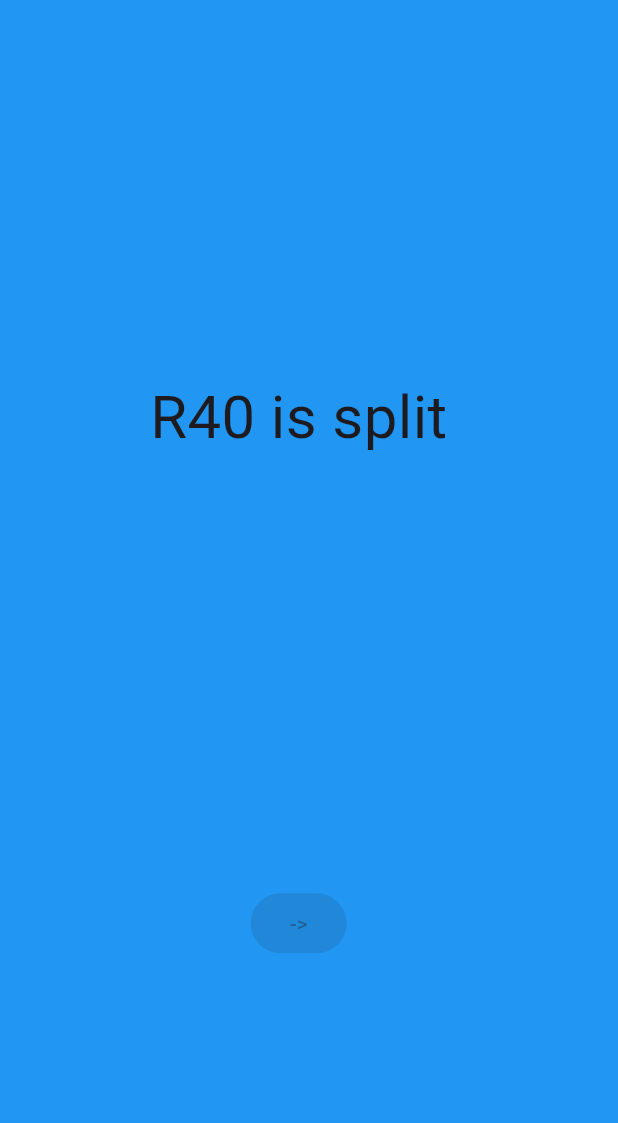
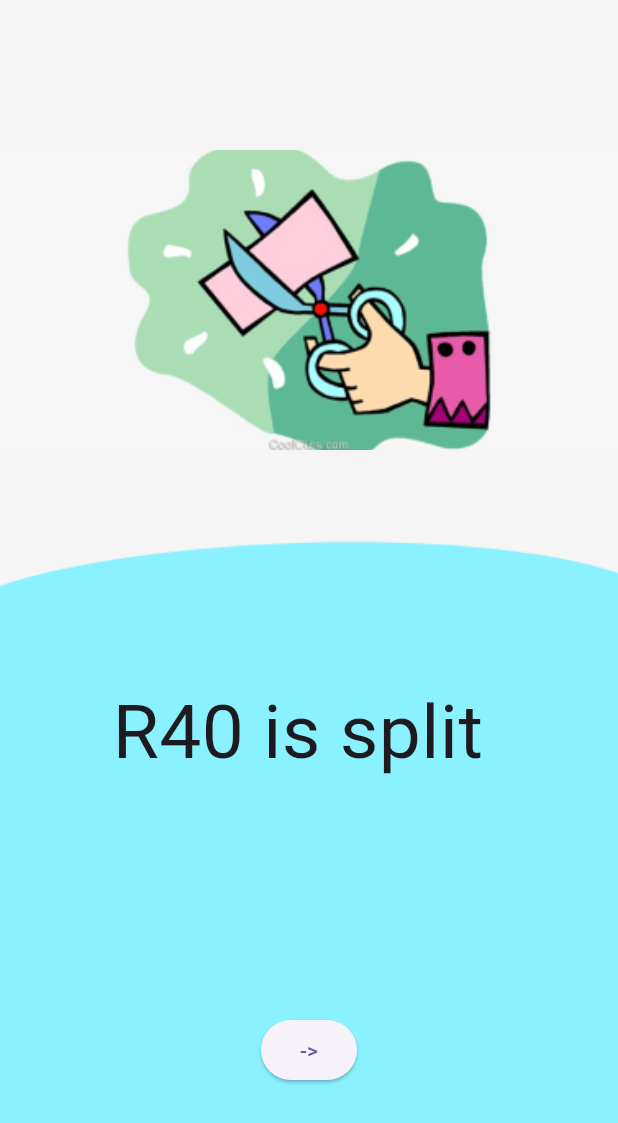
Before and after one commit to Bethrand-Feni/Split-It-, a Flutter app: the InputScreen screen opened by its route, after a tap on "->", on a phone screen of 412 x 824 dp. Shown: the top 1123 px of the screen. Run offline on Flutter 3.47's test engine with Material 3 defaults, Android fonts, the phone set to English and light mode, and no system bars.

Commit message:
Alignment changes

```diff
--- a/lib/pages/input.dart
+++ b/lib/pages/input.dart
@@ -1,4 +1,6 @@
+import 'package:flutter/cupertino.dart';
 import 'package:flutter/material.dart';
+import 'package:flutter/widgets.dart';
 import 'package:splitit/pages/result.dart';
 
 
@@ -22,23 +24,27 @@ class InputScreen extends StatelessWidget {
   Widget build(BuildContext context) {
     return Scaffold(
       backgroundColor: Colors.brown,
-      body: Column(
+      body: Stack(
         children: [
-          Expanded(
-            child: Padding(
-              padding: const EdgeInsets.fromLTRB(60.0, 250.0,0.0,0.0),
+          const Positioned(
+            top: 200,
+            left: 60,
+            right: 0,
             child: Text("Input info here", style: TextStyle(
               fontSize: 40.0
             ),),
+
           ),
-          ),
-          Expanded(
-            child: Container(
+          Positioned(
+            bottom: 100,
+            left: 0,
+            right: 0,
             child: Column(
               mainAxisAlignment: MainAxisAlignment.center,
               children: [
+
                 ElevatedButton(onPressed: (){
-                    Navigator.push(
+                  Navigator.pushReplacement(
                     context,
                     MaterialPageRoute(builder: (context) => ResultScreen()),
                   );
@@ -46,7 +52,6 @@ class InputScreen extends StatelessWidget {
               ],
             ),
           ),
-          ),
         ],
       ),
     );
--- a/lib/pages/result.dart
+++ b/lib/pages/result.dart
@@ -1,6 +1,8 @@
 import 'package:flutter/cupertino.dart';
 import 'package:flutter/material.dart';
 import 'package:flutter/widgets.dart';
+import 'package:splitit/pages/intro.dart';
+
 
 
 class MyApp extends StatelessWidget {
@@ -22,29 +24,62 @@ class ResultScreen extends StatelessWidget {
   @override
   Widget build(BuildContext context) {
     return Scaffold(
-      backgroundColor: Colors.blue,
-      body: Column(
+      backgroundColor: Colors.grey[100],
+      body: Stack(
         children: [
-          Padding(
-            padding: EdgeInsets.fromLTRB(100.0, 250.0, 0.0, 0.0),
+        Positioned(
+        top: 100.0,
+        left: 0,
+        right: 0,
+        child: Container(
+          height: 200.0, // Set a specific height for the image container
+          decoration: const BoxDecoration(
+              image: DecorationImage(
+                image: AssetImage('assets/scissorsmoney.png'),
+                fit: BoxFit.cover, // Ensure the image covers the container
+              )
+          ),
+        ),
+      ),
+          Positioned(
+            bottom: -100,
+            left: 0,
+            right: 0,
+            child: Container(
+            height: 600.0, // Set a specific height for the image container
+            decoration: const BoxDecoration(
+                image: DecorationImage(
+                  image: AssetImage('assets/rblue.png'),
+                  // Ensure the image covers the container
+                )
+        ))
+          ),
+          const Positioned(
+            bottom: 300,
+            left: 75,
+            right: 0,
             child: Text("R40 is split",
             style: TextStyle(
-              fontSize: 40
-            ),),
+              fontSize: 50
+            ),
+            ),
           ),
-          Expanded(
-            child: Container(
+          Positioned(
+            bottom: 100,
+            left: 0,
+            right: 0,
               child: Column(
                 mainAxisAlignment: MainAxisAlignment.center,
                 children: [
-                  Padding(
-                    padding: const EdgeInsets.fromLTRB(100.0, 100.0, 0.0, 0.0),
-                    child: ElevatedButton(onPressed: getter, child: Text("->")),
-                  )
+                  ElevatedButton(onPressed: (){
+                    Navigator.pushReplacement(
+                        context,
+                        MaterialPageRoute(builder: (context) => IntroScreen())
+                    );
+                  }, child: Text("->")),
                 ],
               ),
             ),
-          ),
         ],
       ),
     );
```
Also changed, not shown: lib/pages/intro.dart (+21 -13 lines). Lines whose indentation alone changed are shown as unchanged.
